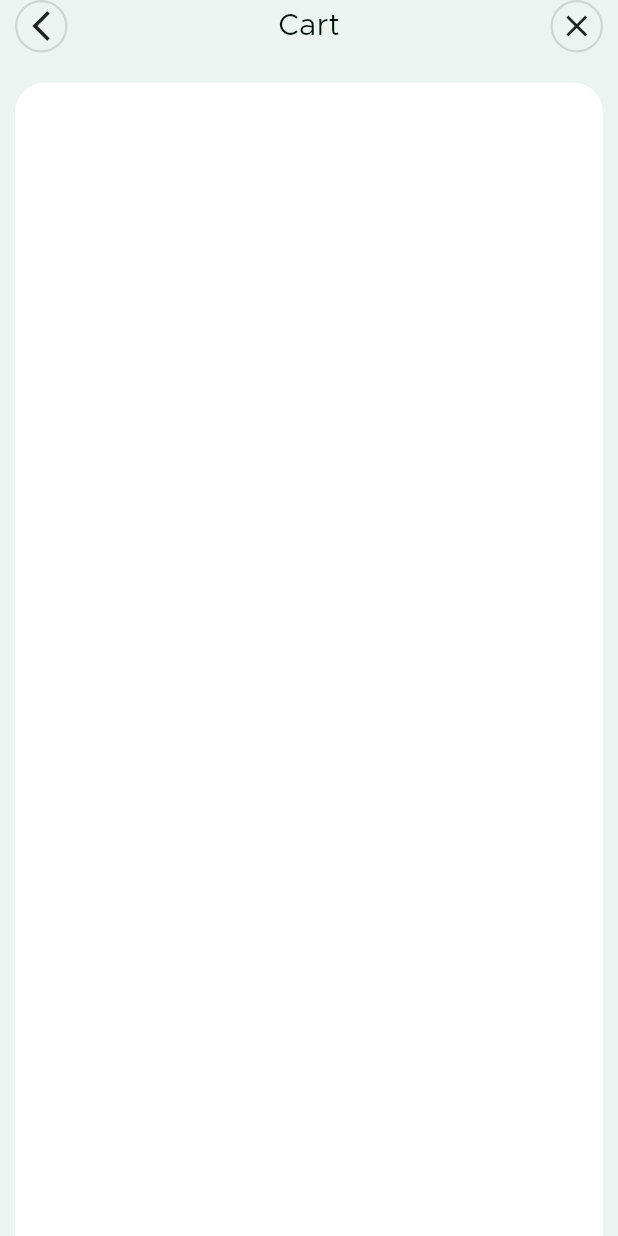
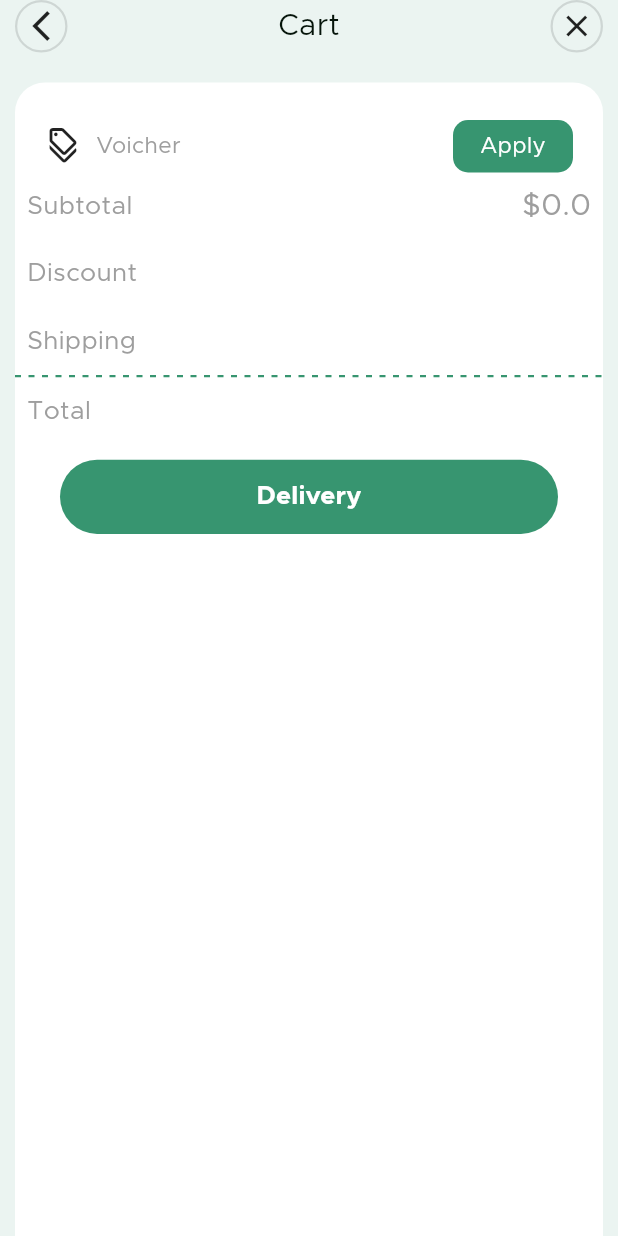
Before and after one commit to NguyenCongAn10/AppFoodDelivery, a Flutter app: the screen it shows after launch, on a phone screen of 412 x 824 dp. Run offline on Flutter 3.47's test engine with Material 3 defaults, Android fonts, the phone set to English and light mode, and no system bars; drawn by our look-alikes of dotted_line; our stand-ins replace cloud_firestore, curved_navigation_bar, firebase_auth, firebase_core; accounts and stored records are empty.

Commit message:
update cart screen

```diff
--- a/lib/common_widget/round_button.dart
+++ b/lib/common_widget/round_button.dart
@@ -16,7 +16,7 @@ class RoundButton extends StatelessWidget {
   Widget build(BuildContext context) {
     Size media = MediaQuery.of(context).size;
     return Container(
-        height: media.height * 0.065,
+        height: media.height * 0.06,
         width: double.infinity,
         decoration: BoxDecoration(
           borderRadius: BorderRadius.circular(30),
--- a/lib/view/main_tabview/cart_screen.dart
+++ b/lib/view/main_tabview/cart_screen.dart
@@ -2,9 +2,11 @@ import 'package:delivery_apps/common/color_extention.dart';
 import 'package:delivery_apps/common_widget/normal_text.dart';
 import 'package:delivery_apps/common_widget/normal_text_bold.dart';
 import 'package:delivery_apps/common_widget/roundIconCircle.dart';
+import 'package:delivery_apps/common_widget/round_button.dart';
 import 'package:delivery_apps/model/cartItem.dart';
 import 'package:delivery_apps/server/firebase_service.dart';
 import 'package:delivery_apps/view/main_tabview/home_screen.dart';
+import 'package:dotted_line/dotted_line.dart';
 import 'package:flutter/material.dart';
 
 class CartScreen extends StatefulWidget {
@@ -17,10 +19,12 @@ class CartScreen extends StatefulWidget {
 class _CartScreenState extends State<CartScreen> {
   List<CartItem> listCartItem = [];
   FirebaseService _firebaseService = FirebaseService();
+  double subTotal = 0.0;
   @override
   void initState() {
     super.initState();
     _loadListCartItem();
+    subTotal = _pureSubTotal();
   }
 
   void _loadListCartItem() async {
@@ -32,6 +36,16 @@ class _CartScreenState extends State<CartScreen> {
     } catch (e) {
       throw Exception("Loi hki tai gion hang: $e");
     }
+  }
+
+  double _pureSubTotal() {
+    double subTotalTemp = 0.0;
+    for (var item in listCartItem) {
+      final quantity = double.tryParse(item.quantity) ?? 0.0;
+      final price = double.tryParse(item.price) ?? 0.0;
+      subTotalTemp += quantity * price;
+    }
+    return subTotalTemp;
   }
 
   @override
@@ -80,16 +94,10 @@ class _CartScreenState extends State<CartScreen> {
                           topLeft: Radius.circular(20),
                           topRight: Radius.circular(20)),
                     ),
-                  child: SingleChildScrollView(
-                    child: Column(
+                    child: ListView(
+                      padding: EdgeInsets.only(bottom: 20, top: 5),
                       children: [
-                        ListView.builder(
-                            shrinkWrap: true,
-                            physics: NeverScrollableScrollPhysics(),
-                            itemCount: listCartItem.length,
-                            itemBuilder: (context, index) {
-                              final item = listCartItem[index];
-                              return Container(
+                        ...listCartItem.map((item) => Container(
                               width: media.width,
                               height: 120,
                               child: Card(
@@ -110,17 +118,17 @@ class _CartScreenState extends State<CartScreen> {
                                           fit: BoxFit.cover,
                                         ),
                                       ),
-                                        const SizedBox(
-                                          width: 10,
-                                        ),
+                                      SizedBox(width: 10),
                                       Column(
                                         mainAxisAlignment:
                                             MainAxisAlignment.center,
-                                          spacing: 15,
+                                        crossAxisAlignment:
+                                            CrossAxisAlignment.start,
                                         children: [
                                           NormalText(
                                               color: Colors.black,
                                               txt: item.name),
+                                          SizedBox(height: 8),
                                           NormalTextBold(
                                               color: TColor.secondaryText,
                                               txt: "\$${item.price}"),
@@ -128,7 +136,6 @@ class _CartScreenState extends State<CartScreen> {
                                       ),
                                       Spacer(),
                                       Row(
-                                          spacing: 8,
                                         children: [
                                           InkWell(
                                             onTap: () {},
@@ -138,18 +145,19 @@ class _CartScreenState extends State<CartScreen> {
                                               decoration: BoxDecoration(
                                                   color: TColor.main,
                                                   borderRadius:
-                                                        const BorderRadius.all(
-                                                            Radius.circular(
-                                                                10))),
-                                                child: const Icon(
-                                                  Icons.add,
-                                                  color: Colors.white,
+                                                      BorderRadius.circular(
+                                                          10)),
+                                              child: const Icon(Icons.add,
+                                                  color: Colors.white),
                                             ),
                                           ),
-                                            ),
-                                            NormalText(
+                                          Padding(
+                                            padding: const EdgeInsets.symmetric(
+                                                horizontal: 8),
+                                            child: NormalText(
                                                 color: Colors.black,
                                                 txt: "${item.quantity}"),
+                                          ),
                                           InkWell(
                                             onTap: () {},
                                             child: Container(
@@ -158,13 +166,10 @@ class _CartScreenState extends State<CartScreen> {
                                               decoration: BoxDecoration(
                                                   color: TColor.main,
                                                   borderRadius:
-                                                        const BorderRadius.all(
-                                                            Radius.circular(
-                                                                10))),
-                                                child: const Icon(
-                                                  Icons.remove,
-                                                  color: Colors.white,
-                                                ),
+                                                      BorderRadius.circular(
+                                                          10)),
+                                              child: const Icon(Icons.remove,
+                                                  color: Colors.white),
                                             ),
                                           ),
                                         ],
@@ -173,12 +178,110 @@ class _CartScreenState extends State<CartScreen> {
                                   ),
                                 ),
                               ),
-                              );
-                            })
+                            )),
+                        Padding(
+                          padding: const EdgeInsets.only(
+                              left: 20, right: 20, top: 20),
+                          child: Row(
+                            spacing: 10,
+                            children: [
+                              Icon(Icons.discount_outlined),
+                              NormalText(
+                                color: Colors.grey,
+                                txt: "Voicher",
+                                size: 15,
+                              ),
+                              Spacer(),
+                              Container(
+                                width: 80,
+                                height: 35,
+                                decoration: BoxDecoration(
+                                    color: TColor.main,
+                                    borderRadius: BorderRadius.circular(10)),
+                                child: Center(
+                                  child: NormalText(
+                                    color: Colors.white,
+                                    txt: "Apply",
+                                    size: 15,
+                                  ),
+                                ),
+                              ),
                             ],
                           ),
                         ),
+                        Padding(
+                          padding: const EdgeInsets.all(8.0),
+                          child: Row(
+                            children: [
+                              NormalText(
+                                  color: Colors.grey,
+                                  size: 17,
+                                  txt: "Subtotal"),
+                              Spacer(),
+                              NormalText(
+                                  color: Colors.grey,
+                                  txt: "\$${_pureSubTotal()}")
+                            ],
                           ),
+                        ),
+                        Padding(
+                          padding: const EdgeInsets.all(8.0),
+                          child: Row(
+                            children: [
+                              NormalText(
+                                  color: Colors.grey,
+                                  size: 17,
+                                  txt: "Discount"),
+                              Spacer(),
+                              NormalText(color: Colors.grey, txt: "")
+                            ],
+                          ),
+                        ),
+                        Padding(
+                          padding: const EdgeInsets.all(8.0),
+                          child: Row(
+                            children: [
+                              NormalText(
+                                  color: Colors.grey,
+                                  size: 17,
+                                  txt: "Shipping"),
+                              Spacer(),
+                              NormalText(color: Colors.grey, txt: "")
+                            ],
+                          ),
+                        ),
+                        DottedLine(
+                          dashColor: TColor.main,
+                          lineThickness: 1.5,
+                          dashGapLength: 5,
+                        ),
+                        Padding(
+                          padding: const EdgeInsets.all(8.0),
+                          child: Row(
+                            children: [
+                              NormalText(
+                                  color: Colors.grey, size: 17, txt: "Total"),
+                              Spacer(),
+                              NormalText(color: Colors.grey, txt: "")
+                            ],
+                          ),
+                        ),
+                        SizedBox(
+                          height: 10,
+                        ),
+                        Padding(
+                          padding: const EdgeInsets.only(left: 30, right: 30),
+                          child: RoundButton(
+                              txt: NormalTextBold(
+                                color: Colors.white,
+                                txt: "Delivery",
+                                size: 17,
+                              ),
+                              color: TColor.main,
+                              onpress: () {}),
+                        ),
+                      ],
+                    )),
               )
             ],
           ),
--- a/lib/view/product_view/productDetailPage.dart
+++ b/lib/view/product_view/productDetailPage.dart
@@ -37,6 +37,7 @@ class _ProductViewState extends State<ProductDetailPage> {
 
   @override
   Widget build(BuildContext context) {
+    var media = MediaQuery.of(context).size;
     final totalPrice = getTotalPrice().toStringAsFixed(2);
     return Scaffold(
       body: Stack(
@@ -171,7 +172,7 @@ class _ProductViewState extends State<ProductDetailPage> {
                   height: 200,
                 ),
                 Container(
-                    height: 50,
+                    height: media.height * 0.06,
                     padding: EdgeInsets.only(left: 15, right: 8),
                     decoration: BoxDecoration(
                       color: TColor.main,
@@ -201,7 +202,7 @@ class _ProductViewState extends State<ProductDetailPage> {
                           child: Container(
                             alignment: Alignment.center,
                             width: 120,
-                            height: 35,
+                            height: 40,
                             decoration: BoxDecoration(
                               color: Colors.white,
                               borderRadius: BorderRadius.circular(20),
--- a/pubspec.yaml
+++ b/pubspec.yaml
@@ -36,6 +36,7 @@ dependencies:
   firebase_auth: ^5.5.2
   cloud_firestore: ^5.6.6
   cached_network_image: ^3.3.1
+  dotted_line: ^3.0.0
 
 
   # The following adds the Cupertino Icons font to your application.
@@ -70,6 +71,7 @@ flutter:
     - assets/image/logo_google.png
     - assets/image/logo_facebook.png
     - assets/image/apple_icon.png
+    - assets/image/coupon.png
 
   # An image asset can refer to one or more resolution-specific "variants", see
   # https://flutter.dev/assets-and-images/#resolution-aware
```
Also changed, not shown: assets/image/coupon.png (added), pubspec.lock. Lines whose indentation alone changed are shown as unchanged.
